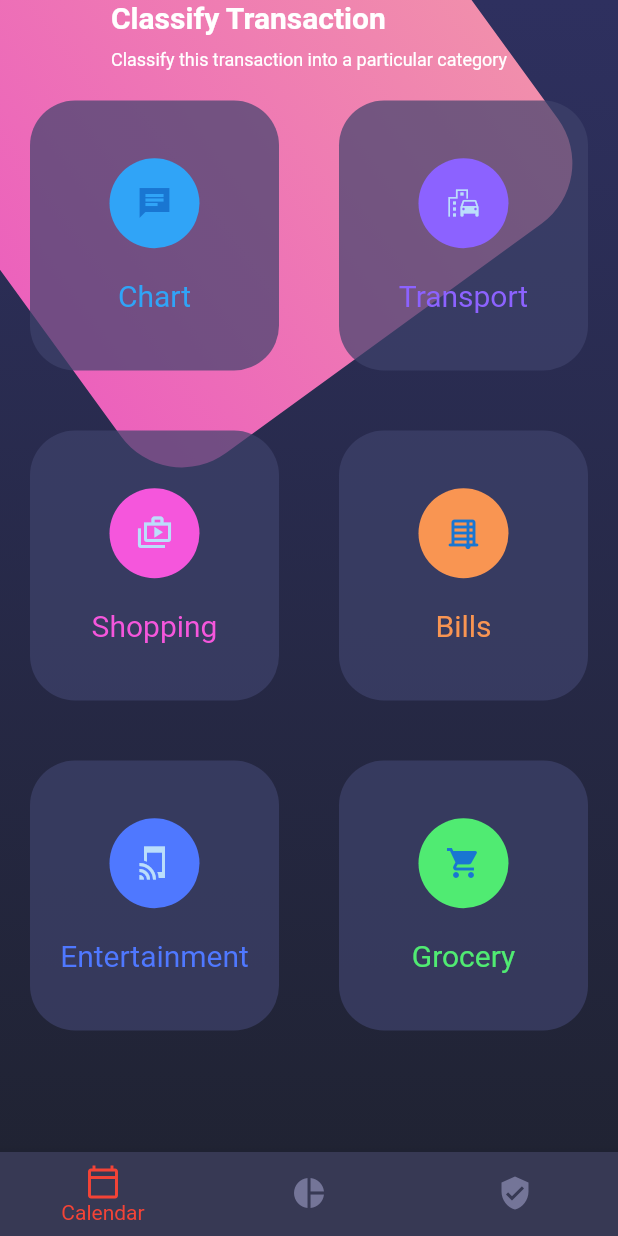
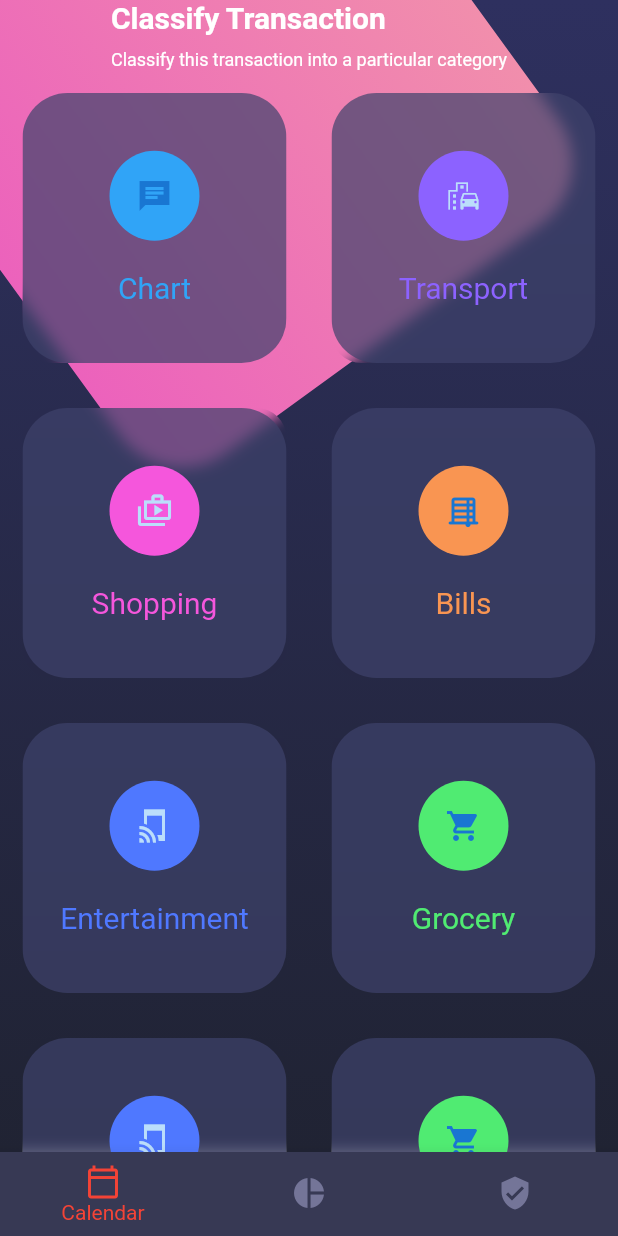
Before and after one commit to ricklegac/flutter, a Flutter app: the screen it shows after launch, on a phone screen of 412 x 824 dp. Run offline on Flutter 3.47's test engine with Material 2 defaults, Android fonts, the light colour scheme and no system bars; our stand-ins replace card_swiper.

Commit message:
terminado sin optimizaciones

```diff
--- a/design/lib/widgets/card_table.dart
+++ b/design/lib/widgets/card_table.dart
@@ -1,3 +1,5 @@
+import 'dart:ui';
+
 import 'package:flutter/material.dart';
 class CardTable extends StatelessWidget {
   const CardTable({super.key});
@@ -28,6 +30,16 @@ class CardTable extends StatelessWidget {
 
             //_SingleCard(),
           ],
+
+          ),
+          TableRow(
+          children:  [
+            _SingleCard(text: 'Entertainment',icon: Icon(Icons.tap_and_play_sharp), colorboton: Color.fromRGBO(79 ,120 ,255,1),),
+            _SingleCard(text: 'Grocery',icon: Icon(Icons.local_grocery_store), colorboton: Color.fromRGBO(80 ,235 ,114,1),),
+
+            //_SingleCard(),
+          ],
+
           ),
 
 
@@ -51,8 +63,14 @@ class _SingleCard extends StatelessWidget {
   Widget build(BuildContext context) {
     final TextStyle textStyle = TextStyle(color: colorboton, fontSize: 20);
     return Container(
+      margin: const EdgeInsets.all(15),
+      child: ClipRRect(
+        borderRadius: BorderRadius.circular(20),
+        child: BackdropFilter(
+          filter: ImageFilter.blur(sigmaX: 5,sigmaY: 5),
+          child: Container(
 
-      margin: const EdgeInsets.all(20),
+            //margin: const EdgeInsets.all(20),
             height: 180,
             decoration:  BoxDecoration(
               color: const  Color.fromRGBO(62, 66, 107, 0.7),
@@ -73,6 +91,9 @@ class _SingleCard extends StatelessWidget {
                 Text(text, style: textStyle),
               ],
             ),
+          ),
+        ),
+      ),
     );
   }
 }
```
Lines whose indentation alone changed are shown as unchanged.
